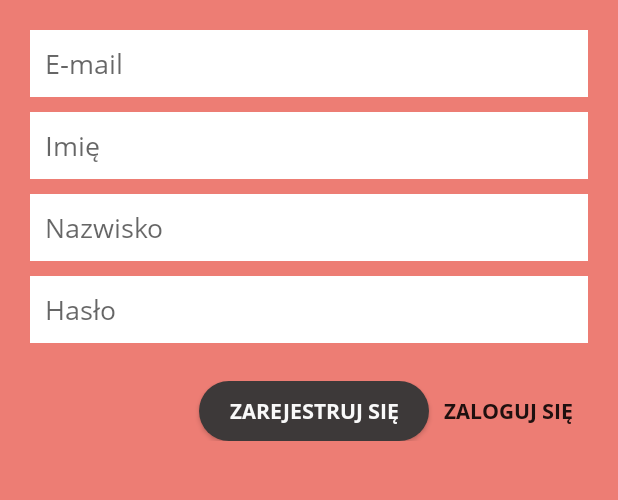
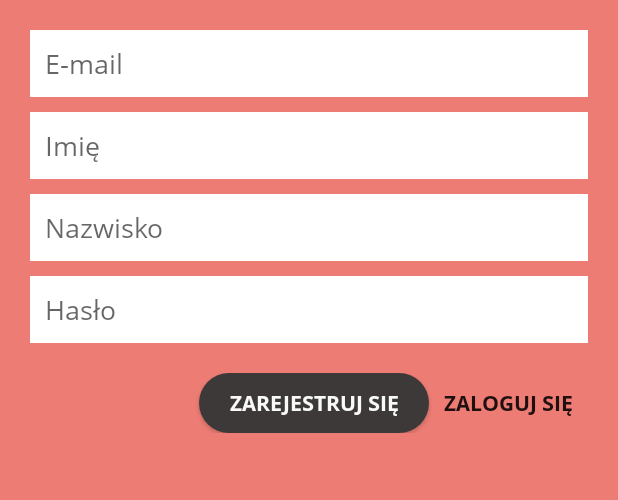
Before and after one commit to JakubKap/FilmbiletApp, an Android app: the RegisterActivity screen opened directly, with no data from a screen before it, on a phone screen of 412 x 824 dp, the part 264-764 px from its top. Run offline under Robolectric (Android 15) with nearby library versions, the phone set to English and light mode, and no system bars; our stand-ins replace Volley.

Commit message:
Poprawienie layout-u rejestrowania

```diff
--- a/android/app/src/main/res/layout/activity_register.xml
+++ b/android/app/src/main/res/layout/activity_register.xml
@@ -1,96 +1,109 @@
 <?xml version="1.0" encoding="utf-8"?>
+<LinearLayout xmlns:android="http://schemas.android.com/apk/res/android"
+    xmlns:tools="http://schemas.android.com/tools"
+    android:background="@color/colorPrimary"
+    android:gravity="center_horizontal"
+    android:orientation="vertical"
+    tools:context=".activity.RegisterActivity"
+    android:layout_height="match_parent"
+    android:layout_width="match_parent"
+    >
+    <ScrollView
+        android:layout_width="match_parent"
+        android:layout_height="match_parent">
         <LinearLayout
-    xmlns:android="http://schemas.android.com/apk/res/android"
-    xmlns:app="http://schemas.android.com/apk/res-auto"
-    xmlns:tools="http://schemas.android.com/tools"
             android:layout_width="match_parent"
-    android:layout_height="match_parent"
-    android:orientation="vertical"
-    android:gravity="center_horizontal"
-    android:background="@color/colorPrimary"
+            android:layout_height="wrap_content"
             android:paddingLeft="20dp"
             android:paddingRight="20dp"
-    tools:context=".activity.RegisterActivity"
-    >
-
+            android:orientation="vertical">
+            <LinearLayout
+                android:layout_width="match_parent"
+                android:layout_height="wrap_content"
+                android:orientation="vertical">
                 <ImageView
                     android:id="@+id/imageView"
                     android:layout_width="wrap_content"
                     android:layout_height="wrap_content"
-        android:src="@drawable/logo"
                     android:layout_marginTop="20dp"
                     android:layout_marginBottom="20dp"
+                    android:src="@drawable/logo"
+                    android:layout_gravity="center_horizontal"
                     />
 
                 <EditText
                     android:id="@+id/email"
+                    android:layout_width="match_parent"
+                    android:layout_height="wrap_content"
+                    android:layout_marginBottom="10dp"
+                    android:background="@color/white"
                     android:hint="@string/hint_email"
+                    android:inputType="textEmailAddress"
+                    android:padding="10dp" />
+
+                <EditText
+                    android:id="@+id/name"
+                    android:layout_width="match_parent"
+                    android:layout_height="wrap_content"
+                    android:layout_marginBottom="10dp"
+                    android:background="@color/white"
+                    android:hint="@string/hint_name"
+                    android:inputType="text"
+                    android:padding="10dp" />
+
+                <EditText
+                    android:id="@+id/surname"
+                    android:layout_width="match_parent"
+                    android:layout_height="wrap_content"
+                    android:layout_marginBottom="10dp"
+                    android:background="@color/white"
+                    android:hint="@string/hint_surname"
+                    android:inputType="text"
+                    android:padding="10dp" />
+
+                <EditText
+                    android:id="@+id/password"
                     android:layout_width="match_parent"
                     android:layout_height="wrap_content"
                     android:background="@color/white"
-        android:padding="10dp"
-        android:layout_marginBottom="10dp"
-        android:inputType="textEmailAddress"
-        />
-    <EditText
-        android:id="@+id/name"
-        android:hint="@string/hint_name"
-        android:layout_width="match_parent"
-        android:layout_height="wrap_content"
-        android:background="@color/white"
-        android:padding="10dp"
-        android:layout_marginBottom="10dp"
-        android:inputType="text"
-        />
-    <EditText
-        android:id="@+id/surname"
-        android:hint="@string/hint_surname"
-        android:layout_width="match_parent"
-        android:layout_height="wrap_content"
-        android:background="@color/white"
-        android:padding="10dp"
-        android:layout_marginBottom="10dp"
-        android:inputType="text"
-        />
-    <EditText
-        android:id="@+id/password"
                     android:hint="@string/hint_password"
-        android:layout_width="match_parent"
-        android:layout_height="wrap_content"
-        android:background="@color/white"
-        android:padding="10dp"
-        android:layout_marginBottom="25dp"
                     android:inputType="textPassword"
-        />
+                    android:padding="10dp" />
+            </LinearLayout>
+
             <LinearLayout
                 android:layout_width="match_parent"
                 android:layout_height="wrap_content"
+                android:gravity="end"
                 android:orientation="horizontal"
-        android:gravity="end"
+                android:layout_marginTop="20dp"
+                android:layout_marginBottom="20dp"
                 >
+
                 <Button
                     android:id="@+id/btn_register"
                     android:layout_width="wrap_content"
                     android:layout_height="wrap_content"
-            android:text="@string/register_btn"
+                    android:layout_marginStart="5dp"
+                    android:layout_marginLeft="5dp"
                     android:background="@drawable/rounded_button_dark"
+                    android:fontFamily="@font/opensans_bold"
                     android:minHeight="40dip"
                     android:paddingLeft="20dp"
                     android:paddingRight="20dp"
-            android:layout_marginStart="5dp"
-            android:layout_marginLeft="5dp"
-            android:textColor="#f9f9f9"
-            android:fontFamily="@font/opensans_bold"
-            />
+                    android:text="@string/register_btn"
+                    android:textColor="#f9f9f9" />
+
                 <Button
                     android:id="@+id/btn_login"
                     android:layout_width="wrap_content"
                     android:layout_height="wrap_content"
                     android:background="@null"
-            android:text="@string/login_btn"
+                    android:fontFamily="@font/opensans_bold"
                     android:minHeight="30dip"
                     android:padding="10dp"
-            android:fontFamily="@font/opensans_bold"
-            />
+                    android:text="@string/login_btn" />
             </LinearLayout>
         </LinearLayout>
+    </ScrollView>
+</LinearLayout>
```
Lines whose indentation alone changed are shown as unchanged.
